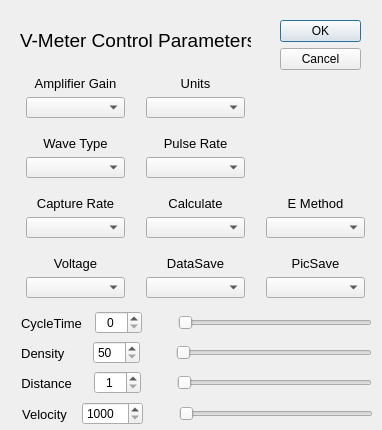
Above: control_dialog.ui from ndtmike/Veelinx before the change. Below: the same form after it.
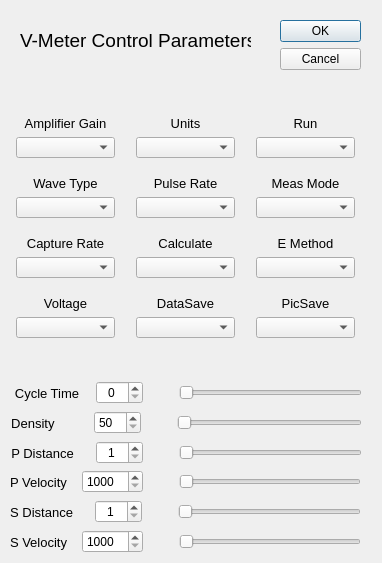
That is the form after the change.

What changed in the file:
```diff
--- a/control_dialog.ui
+++ b/control_dialog.ui
@@ -7,7 +7,7 @@
     <x>0</x>
     <y>0</y>
     <width>382</width>
-    <height>430</height>
+    <height>563</height>
    </rect>
   </property>
   <property name="windowTitle">
@@ -32,8 +32,8 @@
   <widget class="QWidget" name="layoutWidget">
    <property name="geometry">
     <rect>
-     <x>20</x>
-     <y>130</y>
+     <x>10</x>
+     <y>170</y>
      <width>111</width>
      <height>54</height>
     </rect>
@@ -80,8 +80,8 @@
   <widget class="QWidget" name="layoutWidget_2">
    <property name="geometry">
     <rect>
-     <x>20</x>
-     <y>190</y>
+     <x>10</x>
+     <y>230</y>
      <width>111</width>
      <height>54</height>
     </rect>
@@ -128,8 +128,8 @@
   <widget class="QWidget" name="layoutWidget_3">
    <property name="geometry">
     <rect>
-     <x>140</x>
-     <y>70</y>
+     <x>130</x>
+     <y>110</y>
      <width>111</width>
      <height>54</height>
     </rect>
@@ -176,8 +176,8 @@
   <widget class="QWidget" name="layoutWidget_4">
    <property name="geometry">
     <rect>
-     <x>140</x>
-     <y>130</y>
+     <x>130</x>
+     <y>170</y>
      <width>111</width>
      <height>54</height>
     </rect>
@@ -224,8 +224,8 @@
   <widget class="QWidget" name="layoutWidget_5">
    <property name="geometry">
     <rect>
-     <x>140</x>
-     <y>190</y>
+     <x>130</x>
+     <y>230</y>
      <width>111</width>
      <height>54</height>
     </rect>
@@ -272,8 +272,8 @@
   <widget class="QWidget" name="layoutWidget_6">
    <property name="geometry">
     <rect>
-     <x>260</x>
-     <y>190</y>
+     <x>250</x>
+     <y>230</y>
      <width>111</width>
      <height>54</height>
     </rect>
@@ -338,8 +338,8 @@
   <widget class="QWidget" name="layoutWidget">
    <property name="geometry">
     <rect>
-     <x>20</x>
-     <y>70</y>
+     <x>10</x>
+     <y>110</y>
      <width>111</width>
      <height>54</height>
     </rect>
@@ -386,8 +386,8 @@
   <widget class="QWidget" name="layoutWidget_7">
    <property name="geometry">
     <rect>
-     <x>20</x>
-     <y>250</y>
+     <x>10</x>
+     <y>290</y>
      <width>111</width>
      <height>54</height>
     </rect>
@@ -434,8 +434,8 @@
   <widget class="QWidget" name="layoutWidget_8">
    <property name="geometry">
     <rect>
-     <x>140</x>
-     <y>250</y>
+     <x>130</x>
+     <y>290</y>
      <width>111</width>
      <height>54</height>
     </rect>
@@ -482,8 +482,8 @@
   <widget class="QWidget" name="layoutWidget_9">
    <property name="geometry">
     <rect>
-     <x>260</x>
-     <y>250</y>
+     <x>250</x>
+     <y>290</y>
      <width>111</width>
      <height>54</height>
     </rect>
@@ -527,11 +527,11 @@
     </item>
    </layout>
   </widget>
-  <widget class="QWidget" name="">
+  <widget class="QWidget" name="layoutWidget">
    <property name="geometry">
     <rect>
-     <x>21</x>
-     <y>311</y>
+     <x>11</x>
+     <y>381</y>
      <width>351</width>
      <height>24</height>
     </rect>
@@ -553,7 +553,7 @@
          </font>
         </property>
         <property name="text">
-         <string>CycleTime</string>
+         <string> Cycle Time </string>
         </property>
         <property name="alignment">
          <set>Qt::AlignCenter</set>
@@ -587,11 +587,11 @@
     </item>
    </layout>
   </widget>
-  <widget class="QWidget" name="">
+  <widget class="QWidget" name="layoutWidget">
    <property name="geometry">
     <rect>
-     <x>21</x>
-     <y>341</y>
+     <x>11</x>
+     <y>411</y>
      <width>351</width>
      <height>24</height>
     </rect>
@@ -613,7 +613,7 @@
          </font>
         </property>
         <property name="text">
-         <string>Density    </string>
+         <string>Density       </string>
         </property>
         <property name="alignment">
          <set>Qt::AlignCenter</set>
@@ -650,11 +650,11 @@
     </item>
    </layout>
   </widget>
-  <widget class="QWidget" name="">
+  <widget class="QWidget" name="layoutWidget">
    <property name="geometry">
     <rect>
-     <x>21</x>
-     <y>371</y>
+     <x>11</x>
+     <y>441</y>
      <width>351</width>
      <height>24</height>
     </rect>
@@ -676,7 +676,7 @@
          </font>
         </property>
         <property name="text">
-         <string>Distance   </string>
+         <string>P Distance   </string>
         </property>
         <property name="alignment">
          <set>Qt::AlignCenter</set>
@@ -716,11 +716,11 @@
     </item>
    </layout>
   </widget>
-  <widget class="QWidget" name="">
+  <widget class="QWidget" name="layoutWidget">
    <property name="geometry">
     <rect>
-     <x>22</x>
-     <y>402</y>
+     <x>10</x>
+     <y>470</y>
      <width>351</width>
      <height>24</height>
     </rect>
@@ -742,7 +742,7 @@
          </font>
         </property>
         <property name="text">
-         <string>Velocity</string>
+         <string>P Velocity</string>
         </property>
         <property name="alignment">
          <set>Qt::AlignCenter</set>
@@ -776,6 +776,231 @@
     </item>
    </layout>
   </widget>
+  <widget class="QWidget" name="layoutWidget_10">
+   <property name="geometry">
+    <rect>
+     <x>250</x>
+     <y>170</y>
+     <width>111</width>
+     <height>54</height>
+    </rect>
+   </property>
+   <layout class="QFormLayout" name="formLayoutMeasMode">
+    <property name="labelAlignment">
+     <set>Qt::AlignCenter</set>
+    </property>
+    <property name="formAlignment">
+     <set>Qt::AlignJustify|Qt::AlignVCenter</set>
+    </property>
+    <property name="leftMargin">
+     <number>6</number>
+    </property>
+    <property name="topMargin">
+     <number>6</number>
+    </property>
+    <property name="rightMargin">
+     <number>6</number>
+    </property>
+    <property name="bottomMargin">
+     <number>6</number>
+    </property>
+    <item row="1" column="0" colspan="2">
+     <widget class="QComboBox" name="comboBoxMeasMode"/>
+    </item>
+    <item row="0" column="0" colspan="2">
+     <widget class="QLabel" name="lblMeasMode">
+      <property name="font">
+       <font>
+        <pointsize>10</pointsize>
+       </font>
+      </property>
+      <property name="text">
+       <string>Meas Mode</string>
+      </property>
+      <property name="alignment">
+       <set>Qt::AlignCenter</set>
+      </property>
+     </widget>
+    </item>
+   </layout>
+  </widget>
+  <widget class="QWidget" name="layoutWidget_11">
+   <property name="geometry">
+    <rect>
+     <x>10</x>
+     <y>500</y>
+     <width>351</width>
+     <height>24</height>
+    </rect>
+   </property>
+   <layout class="QHBoxLayout" name="horizontalLayout_9">
+    <property name="spacing">
+     <number>36</number>
+    </property>
+    <item>
+     <layout class="QHBoxLayout" name="horizontalLayout_10">
+      <property name="spacing">
+       <number>11</number>
+      </property>
+      <item>
+       <widget class="QLabel" name="lblSDistance">
+        <property name="font">
+         <font>
+          <pointsize>10</pointsize>
+         </font>
+        </property>
+        <property name="text">
+         <string>S Distance   </string>
+        </property>
+        <property name="alignment">
+         <set>Qt::AlignCenter</set>
+        </property>
+       </widget>
+      </item>
+      <item>
+       <widget class="QSpinBox" name="SDistanceSpinBox">
+        <property name="layoutDirection">
+         <enum>Qt::LeftToRight</enum>
+        </property>
+        <property name="alignment">
+         <set>Qt::AlignCenter</set>
+        </property>
+        <property name="minimum">
+         <number>1</number>
+        </property>
+        <property name="maximum">
+         <number>600</number>
+        </property>
+       </widget>
+      </item>
+     </layout>
+    </item>
+    <item>
+     <widget class="QSlider" name="horizontalSliderSDistance">
+      <property name="minimum">
+       <number>1</number>
+      </property>
+      <property name="maximum">
+       <number>600</number>
+      </property>
+      <property name="orientation">
+       <enum>Qt::Horizontal</enum>
+      </property>
+     </widget>
+    </item>
+   </layout>
+  </widget>
+  <widget class="QWidget" name="layoutWidget_12">
+   <property name="geometry">
+    <rect>
+     <x>10</x>
+     <y>530</y>
+     <width>351</width>
+     <height>24</height>
+    </rect>
+   </property>
+   <layout class="QHBoxLayout" name="horizontalLayout_11">
+    <property name="spacing">
+     <number>36</number>
+    </property>
+    <item>
+     <layout class="QHBoxLayout" name="horizontalLayout_12">
+      <property name="spacing">
+       <number>15</number>
+      </property>
+      <item>
+       <widget class="QLabel" name="lblSVelocity">
+        <property name="font">
+         <font>
+          <pointsize>10</pointsize>
+         </font>
+        </property>
+        <property name="text">
+         <string>S Velocity</string>
+        </property>
+        <property name="alignment">
+         <set>Qt::AlignCenter</set>
+        </property>
+       </widget>
+      </item>
+      <item>
+       <widget class="QSpinBox" name="SVelocitySpinBox">
+        <property name="minimum">
+         <number>1000</number>
+        </property>
+        <property name="maximum">
+         <number>40000</number>
+        </property>
+       </widget>
+      </item>
+     </layout>
+    </item>
+    <item>
+     <widget class="QSlider" name="horizontalSliderSVelocity">
+      <property name="minimum">
+       <number>1000</number>
+      </property>
+      <property name="maximum">
+       <number>40000</number>
+      </property>
+      <property name="orientation">
+       <enum>Qt::Horizontal</enum>
+      </property>
+     </widget>
+    </item>
+   </layout>
+  </widget>
+  <widget class="QWidget" name="layoutWidget_13">
+   <property name="geometry">
+    <rect>
+     <x>250</x>
+     <y>110</y>
+     <width>111</width>
+     <height>54</height>
+    </rect>
+   </property>
+   <layout class="QFormLayout" name="formLayoutRun">
+    <property name="labelAlignment">
+     <set>Qt::AlignCenter</set>
+    </property>
+    <property name="formAlignment">
+     <set>Qt::AlignJustify|Qt::AlignVCenter</set>
+    </property>
+    <property name="leftMargin">
+     <number>6</number>
+    </property>
+    <property name="topMargin">
+     <number>6</number>
+    </property>
+    <property name="rightMargin">
+     <number>6</number>
+    </property>
+    <property name="bottomMargin">
+     <number>6</number>
+    </property>
+    <item row="1" column="0" colspan="2">
+     <widget class="QComboBox" name="comboBoxRun"/>
+    </item>
+    <item row="0" column="0" colspan="2">
+     <widget class="QLabel" name="lblRun">
+      <property name="font">
+       <font>
+        <pointsize>10</pointsize>
+       </font>
+      </property>
+      <property name="text">
+       <string>Run</string>
+      </property>
+      <property name="alignment">
+       <set>Qt::AlignCenter</set>
+      </property>
+     </widget>
+    </item>
+   </layout>
+  </widget>
+  <zorder>layoutWidget</zorder>
+  <zorder>layoutWidget</zorder>
+  <zorder>layoutWidget</zorder>
   <zorder>layoutWidget</zorder>
   <zorder>layoutWidget</zorder>
   <zorder>buttonBox</zorder>
```
Left out of the diff: 13 changed lines with no effect on the pictures.
